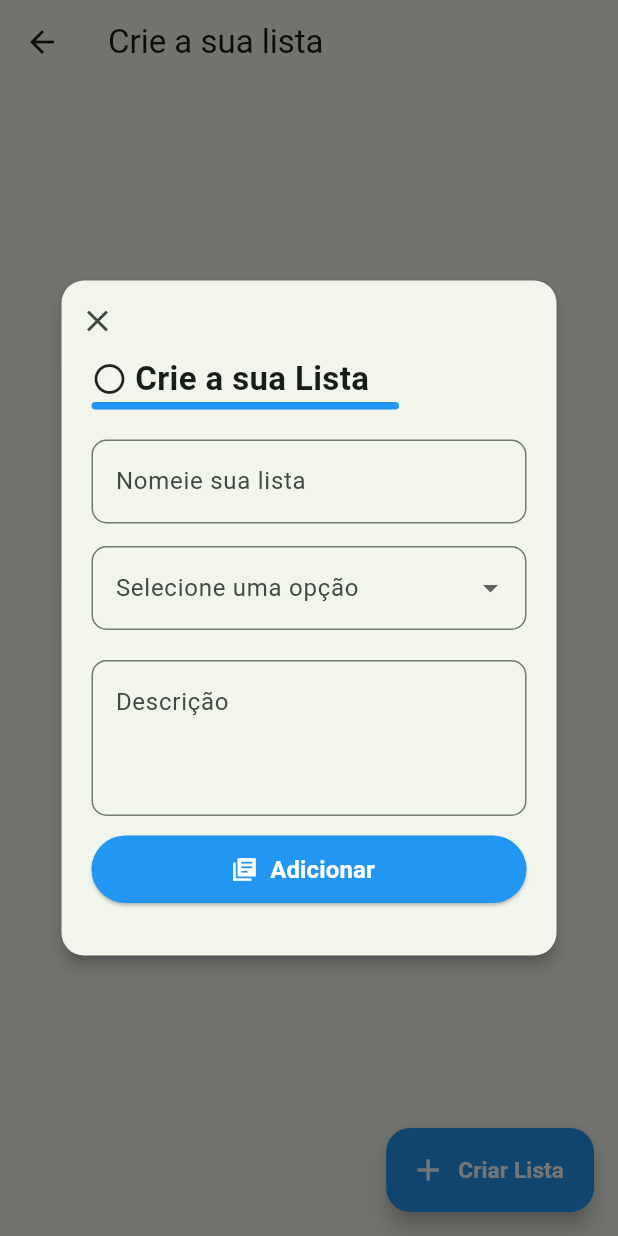
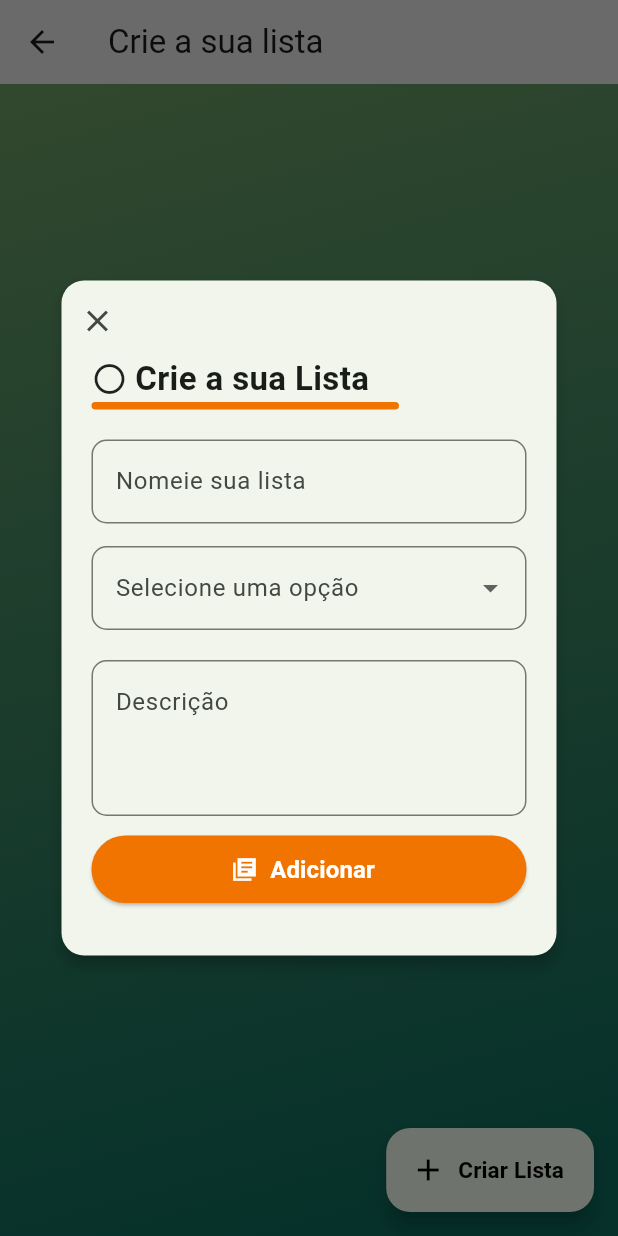
Before and after one commit to GabrielAdelino/Lista_compras, a Flutter app: the ListPage screen opened directly, after a tap on "Criar Lista", on a phone screen of 412 x 824 dp. Run offline on Flutter 3.47's test engine with Material 3 defaults, Android fonts, the phone set to English and light mode, and no system bars.

Commit message:
styling adjustments

```diff
--- a/lib/components/card_list.dart
+++ b/lib/components/card_list.dart
@@ -31,7 +31,7 @@ class CardList extends StatelessWidget {
         height: 50,
         width: 50, // Define a largura do container do ícone
         decoration: BoxDecoration(
-          color: Colors.blue,
+          color: Color(0xfff17300),
           borderRadius: BorderRadius.circular(8),
         ),
         child: IconButton(
--- a/lib/pages/list_page.dart
+++ b/lib/pages/list_page.dart
@@ -59,12 +59,30 @@ class _ListPageState extends State<ListPage> {
   Widget build(BuildContext context) {
     return Scaffold(
       appBar: AppBar(
-        title: Text('Crie a sua lista'),
+        backgroundColor: Color.fromARGB(255, 230, 230, 230),
+        title: Text(
+          'Crie a sua lista',
+          style: TextStyle(
+                //fontWeight: FontWeight.bold,
+            ),
+          ),
       ),
-      body: ListView(
-        children: [
-          ...cardListItems, // Exibe os itens da lista de cards
-        ],
+      body: Container(
+        decoration: BoxDecoration(
+          gradient: LinearGradient(
+            colors: [
+              Color(0xff6c9c64), // Começo do degradê
+              Color(0xff0c6b5c),  // Final do degradê
+            ],
+            begin: Alignment.topLeft,
+            end: Alignment.bottomCenter,
+          ),
+        ),
+        child: ListView(
+          children: [
+            ...cardListItems, // Exibe os itens da lista de cards
+          ],
+        ),
       ),
       floatingActionButton: FloatingActionButton.extended(
         onPressed: () {
@@ -107,7 +125,7 @@ class _ListPageState extends State<ListPage> {
                                 height: 5,
                                 width: 205,
                                 decoration: BoxDecoration(
-                                  color: Colors.blue,
+                                  color: Color(0xfff17300),
                                   borderRadius: BorderRadius.circular(8),
                                 ),
                               ),
@@ -182,7 +200,7 @@ class _ListPageState extends State<ListPage> {
                                     ),
                                   ),
                                   style: ElevatedButton.styleFrom(
-                                    backgroundColor: Colors.blue,
+                                    backgroundColor: Color(0xfff17300),
                                   ),
                                 ),
                               ),
@@ -207,17 +225,17 @@ class _ListPageState extends State<ListPage> {
             },
           );
         },
-        backgroundColor: Colors.blue,
+        backgroundColor: Color(0xfff1faee),
         icon: Icon(
           Icons.add,
-          color: Colors.white,
+          color: Colors.black,
         ),
         label: Row(
           children: [
             Text(
               'Criar Lista',
               style: TextStyle(
-                color: Colors.white,
+                color: Colors.black,
                 fontFamily: 'Roboto',
                 fontSize: 15,
                 fontWeight: FontWeight.bold,
```
Also changed, not shown: lib/components/itens_list.dart (+8 -7 lines).
